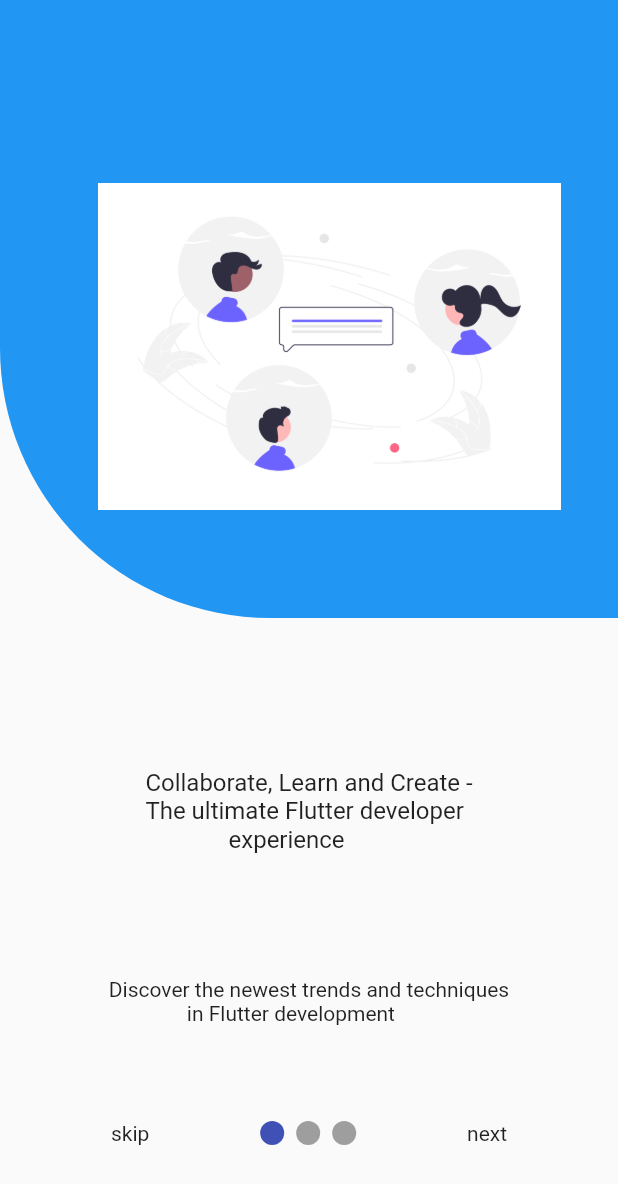
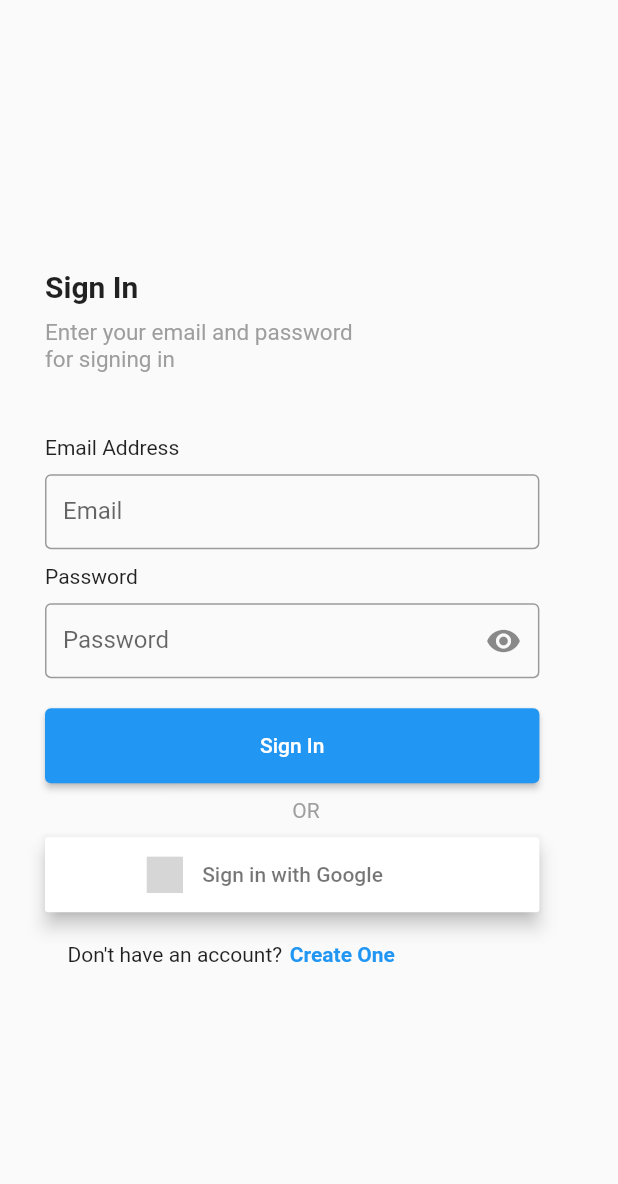
Before and after one commit to vaseemva/Flutter-Gram, a Flutter app: the screen it shows after launch, on a phone screen of 412 x 824 dp. Shown: the top 1184 px of the screen. Run offline on Flutter 3.47's test engine with Material 2 defaults, Android fonts, the light colour scheme and no system bars; drawn by our look-alikes of smooth_page_indicator; our stand-ins replace flutter_signin_button, google_fonts; Roboto replaces fonts that are missing (Almarai); grey boxes are pictures that could not be loaded.

Commit message:
Sign in Ui completed

```diff
--- a/lib/main.dart
+++ b/lib/main.dart
@@ -1,7 +1,10 @@
 import 'package:flutter/material.dart';
-import 'package:flutter_gram/screens/onboarding_screen/onboarding_screen.dart';
-import 'package:flutter_gram/screens/splash_screen/splash_screen.dart';
+import 'package:flutter_gram/providers/password_provider.dart';
+// import 'package:flutter_gram/screens/onboarding_screen/onboarding_screen.dart';
+import 'package:flutter_gram/screens/sign_in_screen/signin_screen.dart';
+// import 'package:flutter_gram/screens/splash_screen/splash_screen.dart';
 import 'package:google_fonts/google_fonts.dart';
+import 'package:provider/provider.dart';
 
 void main() {
   runApp(const MyApp());
@@ -12,14 +15,19 @@
 
   @override
   Widget build(BuildContext context) {
-    return MaterialApp(
-      title: 'Flutter Demo',
-      debugShowCheckedModeBanner: false,
-      theme: ThemeData(
-        textTheme: GoogleFonts.aBeeZeeTextTheme(),
-        primarySwatch: Colors.blue,
+    return MultiProvider(
+      providers: [
+        ChangeNotifierProvider(create: (context) => PasswordProvider(),)
+      ],
+      child: MaterialApp(
+        title: 'Flutter Demo',
+        debugShowCheckedModeBanner: false,
+        theme: ThemeData(
+          textTheme: GoogleFonts.aBeeZeeTextTheme(),
+          primarySwatch: Colors.blue,
+        ),
+        home:  SigninScreen(),
       ),
-      home: const OnboardingScreen(),
     );
   }
 }
--- /dev/null
+++ b/lib/providers/password_provider.dart
@@ -0,0 +1,13 @@
+import 'package:flutter/cupertino.dart';
+
+class PasswordProvider with ChangeNotifier{
+ bool _isPasswordVisible = false;
+
+  bool get isPasswordVisible => _isPasswordVisible;
+
+  void togglePasswordVisibility() {
+    _isPasswordVisible = !_isPasswordVisible;
+    notifyListeners();
+  }
+
+}
--- a/lib/screens/onboarding_screen/onboarding_screen.dart
+++ b/lib/screens/onboarding_screen/onboarding_screen.dart
@@ -47,7 +47,9 @@
                   SmoothPageIndicator(
                     controller: _controller,
                     count: 3,
-                    effect: const WormEffect(),
+                    effect: const WormEffect(
+                      activeDotColor: Colors.blue
+                    ),
                   ),
 
                   //next button
--- /dev/null
+++ b/lib/screens/sign_in_screen/signin_screen.dart
@@ -0,0 +1,69 @@
+import 'package:flutter/material.dart';
+import 'package:flutter_gram/screens/sign_in_screen/widgets/custom_textfield.dart';
+import 'package:flutter_gram/screens/sign_in_screen/widgets/google_signin.dart';
+import 'package:flutter_gram/screens/sign_in_screen/widgets/or_widget.dart';
+import 'package:flutter_gram/screens/sign_in_screen/widgets/password_textfield.dart';
+import 'package:flutter_gram/screens/sign_in_screen/widgets/signing_bottom_text.dart';
+import 'package:flutter_gram/screens/sign_in_screen/widgets/signing_button.dart';
+import 'package:flutter_gram/screens/sign_in_screen/widgets/signing_titles.dart';
+import 'package:flutter_gram/utils/constants.dart';
+import 'package:flutter_gram/utils/strings.dart';
+
+class SigninScreen extends StatelessWidget {
+  SigninScreen({Key? key}) : super(key: key);
+  final TextEditingController _emailController = TextEditingController();
+  final TextEditingController _passwordController = TextEditingController();
+
+  @override
+  Widget build(BuildContext context) {
+    final size = MediaQuery.of(context).size;
+    return Scaffold(
+      resizeToAvoidBottomInset: false,
+      body: SafeArea(
+        child: Padding(
+          padding: const EdgeInsets.only(left: 30),
+          child: Column(
+            crossAxisAlignment: CrossAxisAlignment.start,
+            mainAxisAlignment: MainAxisAlignment.center,
+            children: [
+              SigningTitles(
+                title: 'Sign In',
+                subtitle: signInSubtitle,
+              ),
+              SizedBox(
+                height: size.height * 0.0500,
+              ),
+              const Text('Email Address'),
+              kHeight10,
+              CustomTextField(size: size, emailController: _emailController),
+              kHeight10,
+              const Text('Password'),
+              kHeight10,
+              PasswordTextField(
+                  size: size, passwordController: _passwordController),
+              kHeight20,
+              SigningButton(
+                size: size,
+                buttonText: 'Sign In',
+                onPressed: () {},
+              ),
+              kHeight10,
+              OrWidget(size: size),
+              kHeight10,
+              GoogleSignin(
+                size: size,
+                onPressed: () {},
+              ),
+              kHeight20,
+              SigningBottomText(
+                longText: "Don't have an account?",
+                buttonText: 'Create One',
+                onTap: () {},
+              )
+            ],
+          ),
+        ),
+      ),
+    );
+  }
+}
--- /dev/null
+++ b/lib/screens/sign_in_screen/widgets/custom_textfield.dart
@@ -0,0 +1,27 @@
+import 'package:flutter/material.dart';
+
+class CustomTextField extends StatelessWidget {
+  const CustomTextField({
+    Key? key,
+    required this.size,
+    required TextEditingController emailController,
+  }) : _emailController = emailController, super(key: key);
+
+  final Size size;
+  final TextEditingController _emailController;
+
+  @override
+  Widget build(BuildContext context) {
+    return SizedBox(
+      width: size.width * 0.8,
+      height: 50,
+      child: TextFormField(
+        controller: _emailController,
+        decoration: const InputDecoration(
+            border: OutlineInputBorder(),
+            // hintText: 'Email' ,
+            labelText: 'Email'),
+      ),
+    );
+  }
+}
--- /dev/null
+++ b/lib/screens/sign_in_screen/widgets/google_signin.dart
@@ -0,0 +1,24 @@
+import 'package:flutter/material.dart';
+import 'package:flutter_signin_button/flutter_signin_button.dart';
+
+class GoogleSignin extends StatelessWidget {
+  const GoogleSignin({
+    Key? key,
+    required this.size, required this.onPressed,
+  }) : super(key: key);
+
+  final Size size;
+  final Function onPressed;
+
+  @override
+  Widget build(BuildContext context) {
+    return SizedBox(
+        height: 50,
+        width: size.width * 0.8,
+        child: SignInButton(
+          Buttons.Google,
+          onPressed: onPressed,
+          elevation: 5.0,
+        ));
+  }
+}
--- /dev/null
+++ b/lib/screens/sign_in_screen/widgets/or_widget.dart
@@ -0,0 +1,25 @@
+import 'package:flutter/material.dart';
+
+class OrWidget extends StatelessWidget {
+  const OrWidget({
+    Key? key,
+    required this.size,
+  }) : super(key: key);
+
+  final Size size;
+
+  @override
+  Widget build(BuildContext context) {
+    return Row(
+      children: [
+        SizedBox(
+          width: size.width * 0.4,
+        ),
+        const Text(
+          'OR',
+          style: TextStyle(color: Colors.grey),
+        ),
+      ],
+    );
+  }
+}
--- /dev/null
+++ b/lib/screens/sign_in_screen/widgets/password_textfield.dart
@@ -0,0 +1,39 @@
+import 'package:flutter/material.dart';
+import 'package:flutter_gram/providers/password_provider.dart';
+import 'package:provider/provider.dart';
+
+class PasswordTextField extends StatelessWidget {
+  const PasswordTextField({
+    Key? key,
+    required this.size,
+    required TextEditingController passwordController,
+  })  : _passwordController = passwordController,
+        super(key: key);
+
+  final Size size;
+  final TextEditingController _passwordController;
+
+  @override
+  Widget build(BuildContext context) {
+    final provider = Provider.of<PasswordProvider>(context);
+    return SizedBox(
+      width: size.width * 0.8,
+      height: 50,
+      child: TextFormField(
+        controller: _passwordController,
+        obscureText: provider.isPasswordVisible,
+        decoration: InputDecoration(
+            border:const OutlineInputBorder(),
+            labelText: 'Password',
+            suffixIcon: GestureDetector(
+              onTap: () {
+                provider.togglePasswordVisibility();
+              },
+              child: Icon(provider.isPasswordVisible
+                  ? Icons.visibility_off
+                  : Icons.visibility),
+            )),
+      ),
+    );
+  }
+}
--- /dev/null
+++ b/lib/screens/sign_in_screen/widgets/signing_bottom_text.dart
@@ -0,0 +1,31 @@
+import 'package:flutter/material.dart';
+import 'package:flutter_gram/utils/constants.dart';
+
+class SigningBottomText extends StatelessWidget {
+  const SigningBottomText({
+    Key? key, required this.onTap, required this.longText, required this.buttonText,
+  }) : super(key: key);
+  final Function onTap;
+  final String longText;
+  final String buttonText;
+
+
+  @override
+  Widget build(BuildContext context) {
+    return Row(
+      children: [
+        kwidth15,
+       Text(longText),
+        kwidth5,
+        GestureDetector(
+          onTap: onTap(),
+          child: Text(
+            buttonText,
+            style:const TextStyle(
+                color: Colors.blue, fontWeight: FontWeight.bold),
+          ),
+        )
+      ],
+    );
+  }
+}
--- /dev/null
+++ b/lib/screens/sign_in_screen/widgets/signing_button.dart
@@ -0,0 +1,24 @@
+import 'package:flutter/material.dart';
+
+class SigningButton extends StatelessWidget {
+  const SigningButton({
+    Key? key,
+    required this.size, required this.buttonText, required this.onPressed,
+  }) : super(key: key);
+
+  final Size size;
+  final String buttonText;
+  final Function onPressed;
+
+  @override
+  Widget build(BuildContext context) {
+    return SizedBox(
+      width: size.width * 0.8,
+      height: 50,
+      child: ElevatedButton(
+          onPressed: () {
+            onPressed();
+          }, child: Text(buttonText)),
+    );
+  }
+}
--- /dev/null
+++ b/lib/screens/sign_in_screen/widgets/signing_titles.dart
@@ -0,0 +1,33 @@
+import 'package:flutter/material.dart';
+import 'package:google_fonts/google_fonts.dart';
+
+class SigningTitles extends StatelessWidget {
+  const SigningTitles({
+    Key? key,
+    required this.title,
+    required this.subtitle,
+  }) : super(key: key);
+  final String title;
+  final String subtitle;
+
+  @override
+  Widget build(BuildContext context) {
+    return Column(
+      crossAxisAlignment: CrossAxisAlignment.start,
+      mainAxisAlignment: MainAxisAlignment.center,
+      children: [
+        Text(
+          title,
+          style: GoogleFonts.almarai(fontWeight: FontWeight.bold, fontSize: 20),
+        ),
+        const SizedBox(
+          height: 10,
+        ),
+        Text(
+          subtitle,
+          style: const TextStyle(color: Colors.grey, fontSize: 15),
+        ),
+      ],
+    );
+  }
+}
--- a/lib/utils/constants.dart
+++ b/lib/utils/constants.dart
@@ -1,4 +1,7 @@
 import 'package:flutter/cupertino.dart';
 
 const kHeight10=SizedBox(height: 10,);
+const kHeight20=SizedBox(height: 20,);
 const kHeight100=SizedBox(height: 100,);
+const kwidth5=SizedBox(width: 5,);
+const kwidth15=SizedBox(width: 15,);
--- a/lib/utils/strings.dart
+++ b/lib/utils/strings.dart
@@ -1,6 +1,9 @@
+//splash screens
 String appTitle = 'Flutter Gram';
 String appTagline = 'Connecting Flutter developers worldwide';
 String appSlogan = 'Code, Create, Collaborate....';
+
+//onboarding screens
 String intro1Title =
     'Collaborate, Learn and Create -\nThe ultimate Flutter developer\n              experience';
 String intro1SubTitle =
@@ -13,6 +16,10 @@
 String intro3SubTitle =
     'Join the community,\n Collaborate with experts,\n Showcase your skills';
 
+    //signin screen
+    String signInSubtitle='Enter your email and password\nfor signing in';
+
+
 //String path of Asset images
 String intro1Image = 'assets/images/intro_1.png';
 String intro2Image = 'assets/images/intro_2e.png';
--- a/pubspec.yaml
+++ b/pubspec.yaml
@@ -32,7 +32,10 @@
   cupertino_icons: ^1.0.2
   flutter:
     sdk: flutter
+  flutter_signin_button: ^2.0.0
   google_fonts: ^3.0.1
+  provider: ^6.0.5
+  simple_animations: ^5.0.0+3
   smooth_page_indicator: ^1.0.0+2
 
 dev_dependencies:
```
Also changed, not shown: pubspec.lock.
